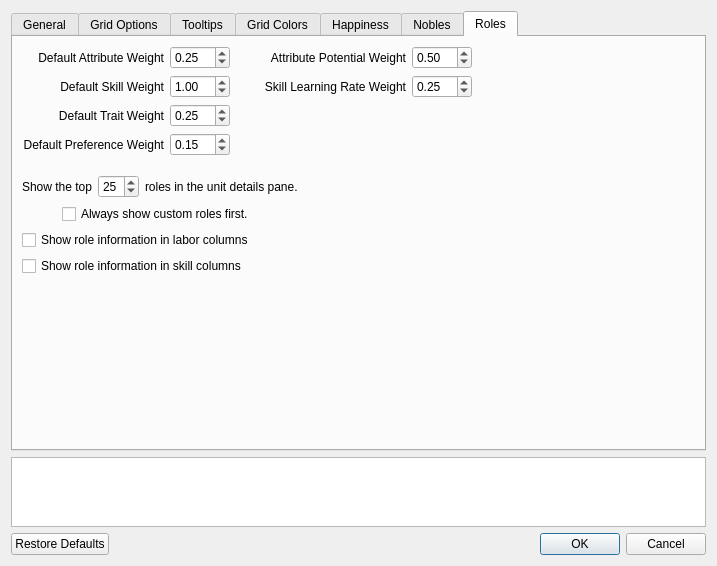
Old version of the form src/optionsmenu.ui in the repository Dwarf-Therapist/Dwarf-Therapist.
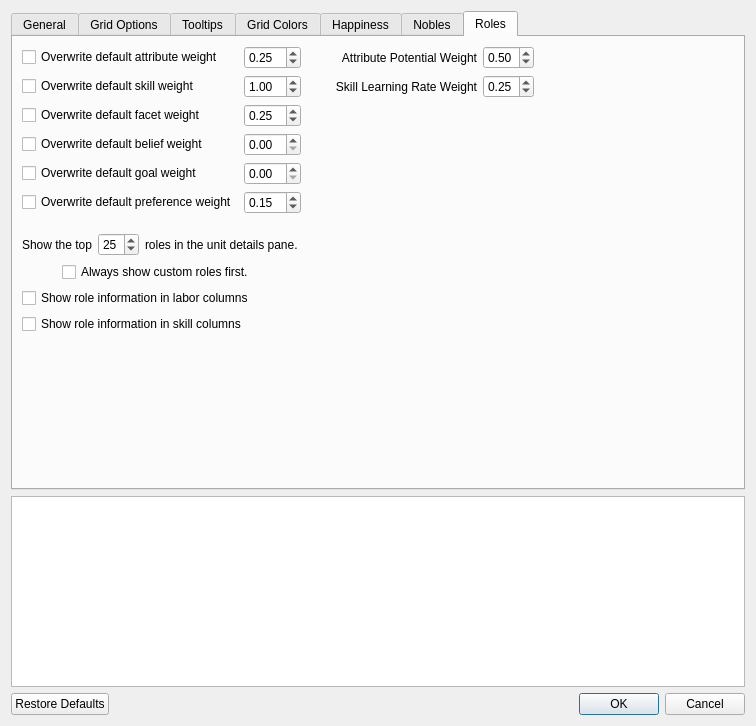
New version of the form. The open tabs and pages were chosen to show the change. Icons and pictures are not drawn.

Commit message:
Default role weights
 - add belief/goal spin boxes in options menu
 - rename trait to facet
 - use DefaultRoleWeight class for centralizing default weight
 management (should help with future explicit overwritten default
 weights)
 - make overwriting default role weights optional

For compatibility with previous versions, "overwrite" is set to true if
the value is already present in the settings. Otherwise, "overwrite" is
set to false, letting the user use the built-in values even if they
change in the future.

What changed in the file:
```diff
--- a/src/optionsmenu.ui
+++ b/src/optionsmenu.ui
@@ -9,8 +9,8 @@
    <rect>
     <x>0</x>
     <y>0</y>
-    <width>717</width>
-    <height>526</height>
+    <width>756</width>
+    <height>726</height>
    </rect>
   </property>
   <property name="windowTitle">
@@ -2166,34 +2166,18 @@
       <layout class="QVBoxLayout" name="verticalLayout_3">
        <item>
         <layout class="QGridLayout" name="gridLayout_4">
-         <item row="3" column="0">
-          <widget class="QLabel" name="lbl_prefs">
-           <property name="text">
-            <string>Default Preference Weight</string>
+         <item row="3" column="1">
+          <widget class="QDoubleSpinBox" name="dsb_belief_weight">
+           <property name="statusTip">
+            <string>This is the default role belief weight. Belief weights can be overridden in the Dwarf Therapist.ini.</string>
            </property>
-           <property name="alignment">
-            <set>Qt::AlignRight|Qt::AlignTrailing|Qt::AlignVCenter</set>
-           </property>
-          </widget>
-         </item>
-         <item row="2" column="0">
-          <widget class="QLabel" name="lbl_traits">
-           <property name="text">
-            <string>Default Trait Weight</string>
-           </property>
-           <property name="alignment">
-            <set>Qt::AlignRight|Qt::AlignTrailing|Qt::AlignVCenter</set>
+           <property name="singleStep">
+            <double>0.250000000000000</double>
            </property>
           </widget>
          </item>
          <item row="2" column="1">
-          <widget class="QDoubleSpinBox" name="dsb_trait_weight">
-           <property name="minimumSize">
-            <size>
-             <width>60</width>
-             <height>0</height>
-            </size>
-           </property>
+          <widget class="QDoubleSpinBox" name="dsb_facet_weight">
            <property name="statusTip">
             <string>This is the default role trait weight. Trait weights can be overridden in the Dwarf Therapist.ini.</string>
            </property>
@@ -2207,12 +2191,6 @@
          </item>
          <item row="1" column="3">
           <widget class="QDoubleSpinBox" name="dsb_skill_rate_weight">
-           <property name="minimumSize">
-            <size>
-             <width>60</width>
-             <height>0</height>
-            </size>
-           </property>
            <property name="toolTip">
             <string/>
            </property>
@@ -2230,14 +2208,8 @@
            </property>
           </widget>
          </item>
-         <item row="3" column="1">
+         <item row="5" column="1">
           <widget class="QDoubleSpinBox" name="dsb_pref_weight">
-           <property name="minimumSize">
-            <size>
-             <width>60</width>
-             <height>0</height>
-            </size>
-           </property>
            <property name="statusTip">
             <string>This is the default role trait weight. Trait weights can be overridden in the Dwarf Therapist.ini.</string>
            </property>
@@ -2249,24 +2221,8 @@
            </property>
           </widget>
          </item>
-         <item row="0" column="0">
-          <widget class="QLabel" name="lbl_attributes">
-           <property name="text">
-            <string>Default Attribute Weight</string>
-           </property>
-           <property name="alignment">
-            <set>Qt::AlignRight|Qt::AlignTrailing|Qt::AlignVCenter</set>
-           </property>
-          </widget>
-         </item>
          <item row="0" column="3">
           <widget class="QDoubleSpinBox" name="dsb_att_potential_weight">
-           <property name="minimumSize">
-            <size>
-             <width>60</width>
-             <height>0</height>
-            </size>
-           </property>
            <property name="toolTip">
             <string/>
            </property>
@@ -2284,16 +2240,6 @@
            </property>
           </widget>
          </item>
-         <item row="1" column="0">
-          <widget class="QLabel" name="lbl_skills">
-           <property name="text">
-            <string>Default Skill Weight</string>
-           </property>
-           <property name="alignment">
-            <set>Qt::AlignRight|Qt::AlignTrailing|Qt::AlignVCenter</set>
-           </property>
-          </widget>
-         </item>
          <item row="1" column="2">
           <widget class="QLabel" name="lbl_def_skill_rate_weight">
            <property name="minimumSize">
@@ -2321,12 +2267,6 @@
          </item>
          <item row="1" column="1">
           <widget class="QDoubleSpinBox" name="dsb_skill_weight">
-           <property name="minimumSize">
-            <size>
-             <width>60</width>
-             <height>0</height>
-            </size>
-           </property>
            <property name="statusTip">
             <string>This is the default role skill weight. Skill weights can be overridden in the Dwarf Therapist.ini.</string>
            </property>
@@ -2343,12 +2283,6 @@
          </item>
          <item row="0" column="1">
           <widget class="QDoubleSpinBox" name="dsb_attribute_weight">
-           <property name="minimumSize">
-            <size>
-             <width>60</width>
-             <height>0</height>
-            </size>
-           </property>
            <property name="statusTip">
             <string>This is the default role attribute weight. Attribute weights can be overridden in the Dwarf Therapist.ini.</string>
            </property>
@@ -2398,6 +2332,91 @@
            </property>
           </widget>
          </item>
+         <item row="4" column="1">
+          <widget class="QDoubleSpinBox" name="dsb_goal_weight">
+           <property name="statusTip">
+            <string>This is the default role goal weight. Goal weights can be overridden in the Dwarf Therapist.ini.</string>
+           </property>
+          </widget>
+         </item>
+         <item row="0" column="0">
+          <widget class="QCheckBox" name="cb_attribute_weight">
+           <property name="toolTip">
+            <string>Check this if you want to use a custom default weight for attributes instead of the built-in value.</string>
+           </property>
+           <property name="statusTip">
+            <string>Check this if you want to use a custom default weight for attributes instead of the built-in value.</string>
+           </property>
+           <property name="text">
+            <string>Overwrite default attribute weight</string>
+           </property>
+          </widget>
+         </item>
+         <item row="1" column="0">
+          <widget class="QCheckBox" name="cb_skill_weight">
+           <property name="toolTip">
+            <string>Check this if you want to use a custom default weight for skills instead of the built-in value.</string>
+           </property>
+           <property name="statusTip">
+            <string>Check this if you want to use a custom default weight for skills instead of the built-in value.</string>
+           </property>
+           <property name="text">
+            <string>Overwrite default skill weight</string>
+           </property>
+          </widget>
+         </item>
+         <item row="2" column="0">
+          <widget class="QCheckBox" name="cb_facet_weight">
+           <property name="toolTip">
+            <string>Check this if you want to use a custom default weight for facets instead of the built-in value.</string>
+           </property>
+           <property name="statusTip">
+            <string>Check this if you want to use a custom default weight for facets instead of the built-in value.</string>
+           </property>
+           <property name="text">
+            <string>Overwrite default facet weight</string>
+           </property>
+          </widget>
+         </item>
+         <item row="3" column="0">
+          <widget class="QCheckBox" name="cb_belief_weight">
+           <property name="toolTip">
+            <string>Check this if you want to use a custom default weight for beliefs instead of the built-in value.</string>
+           </property>
+           <property name="statusTip">
+            <string>Check this if you want to use a custom default weight for beliefs instead of the built-in value.</string>
+           </property>
+           <property name="text">
+            <string>Overwrite default belief weight</string>
+           </property>
+          </widget>
+         </item>
+         <item row="4" column="0">
+          <widget class="QCheckBox" name="cb_goal_weight">
+           <property name="toolTip">
+            <string>Check this if you want to use a custom default weight for goals instead of the built-in value.</string>
+           </property>
+           <property name="statusTip">
+            <string>Check this if you want to use a custom default weight for goals instead of the built-in value.</string>
+           </property>
+           <property name="text">
+            <string>Overwrite default goal weight</string>
+           </property>
+          </widget>
+         </item>
+         <item row="5" column="0">
+          <widget class="QCheckBox" name="cb_pref_weight">
+           <property name="toolTip">
+            <string>Check this if you want to use a custom default weight for preferences instead of the built-in value.</string>
+           </property>
+           <property name="statusTip">
+            <string>Check this if you want to use a custom default weight for preferences instead of the built-in value.</string>
+           </property>
+           <property name="text">
+            <string>Overwrite default preference weight</string>
+           </property>
+          </widget>
+         </item>
         </layout>
        </item>
        <item>
```
Left out of the diff: 6 changed lines with no effect on the pictures. The commit also changes 11 other files.
